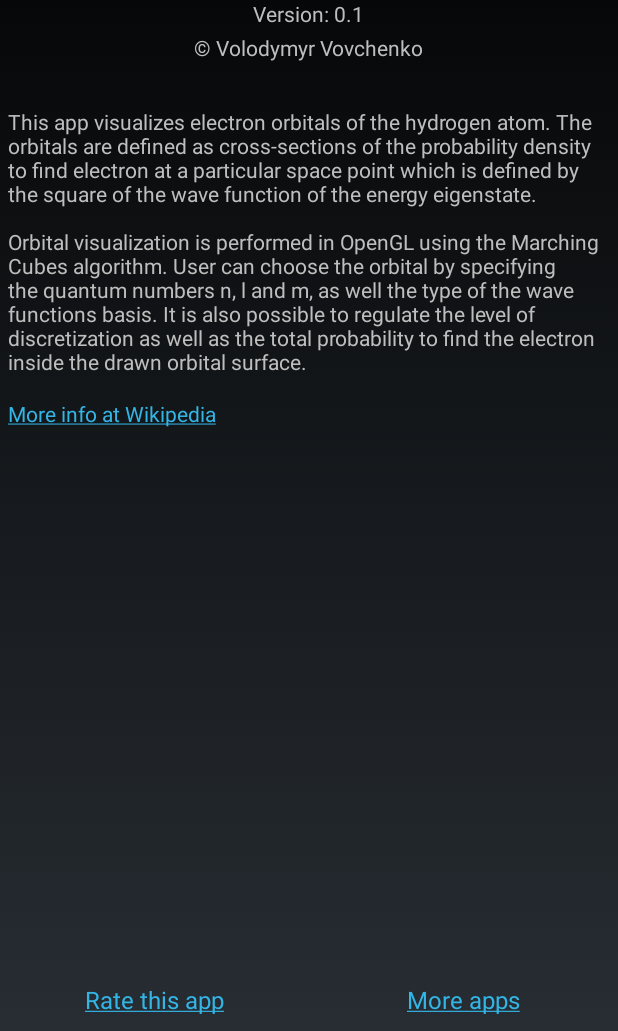
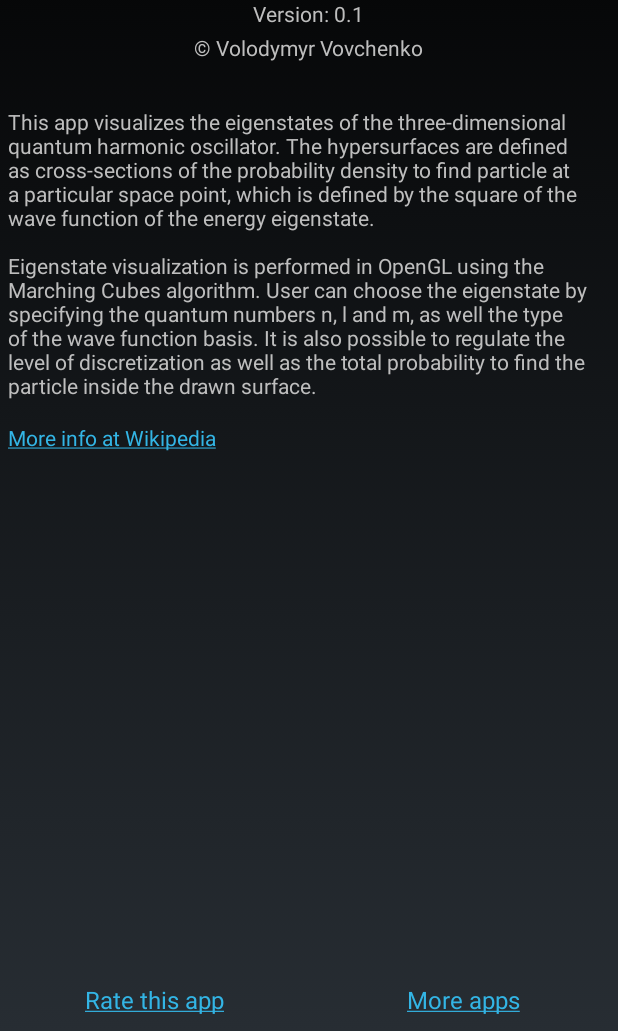
Before and after one commit to vlvovch/quantum-harmonic-oscillator, an Android app: the screen it shows after launch (InformationActivity), in the options menu, after a tap on "Information", on a phone screen of 412 x 824 dp, the part 205-1236 px from its top. Run offline under Robolectric (Android 15) with nearby library versions, the phone set to English and light mode, and no system bars.

Commit message:
Version 0.1

```diff
--- a/app/build.gradle
+++ b/app/build.gradle
@@ -18,7 +18,7 @@ android {
         minSdkVersion 10
         targetSdkVersion 22
         versionCode 1
-        versionName "1.0"
+        versionName "0.1"
     }
     buildTypes {
         release {
--- a/app/src/main/java/com/vlvolad/quantumoscillator/InformationActivity.java
+++ b/app/src/main/java/com/vlvolad/quantumoscillator/InformationActivity.java
@@ -23,6 +23,9 @@ public class InformationActivity extends Activity {
         setContentView(R.layout.information);
         setTitle(R.string.information);
 
+        TextView tver = (TextView) findViewById(R.id.version_text);
+        tver.setText(getText(R.string.version).toString() + " " + BuildConfig.VERSION_NAME);
+
         TextView tv = (TextView) findViewById(R.id.google_play);
         makeTextViewHyperlink(tv);
         tv.setOnClickListener(new View.OnClickListener() {
@@ -34,7 +37,7 @@ public class InformationActivity extends Activity {
                 } catch (Exception e) {
 //                    Log.d("Information", "Message =" + e);
 
-                    startActivity(new Intent(Intent.ACTION_VIEW, Uri.parse("http://play.google.com/store/apps/details?id=" + appPackageName)));
+                    startActivity(new Intent(Intent.ACTION_VIEW, Uri.parse("https://play.google.com/store/apps/details?id=" + appPackageName)));
                 }
             }
         });
@@ -45,7 +48,7 @@ public class InformationActivity extends Activity {
             @Override
             public void onClick(View v) {
 //                startActivity(new Intent(Intent.ACTION_VIEW, Uri.parse("http://en.wikipedia.org/wiki/Hydrogen_atom")));
-                startActivity(new Intent(Intent.ACTION_VIEW, Uri.parse("http://en.wikipedia.org/wiki/Atomic_orbital")));
+                startActivity(new Intent(Intent.ACTION_VIEW, Uri.parse("https://en.wikipedia.org/wiki/Quantum_harmonic_oscillator")));
             }
         });
 
@@ -58,7 +61,7 @@ public class InformationActivity extends Activity {
                     startActivity(new Intent(Intent.ACTION_VIEW, Uri.parse("market://search?q=pub:Voladd")));
                 } catch (Exception e) {
 //                    Log.d("Information", "Message =" + e);
-                    startActivity(new Intent(Intent.ACTION_VIEW, Uri.parse("http://play.google.com/store/search?q=pub:Voladd")));
+                    startActivity(new Intent(Intent.ACTION_VIEW, Uri.parse("https://play.google.com/store/search?q=pub:Voladd")));
                 }
             }
         });
--- a/app/src/main/res/layout/information.xml
+++ b/app/src/main/res/layout/information.xml
@@ -25,9 +25,10 @@
         />
 
     <TextView
+        android:id="@+id/version_text"
         android:layout_width="wrap_content"
         android:layout_height="wrap_content"
-        android:text="@string/about_text_1b"
+        android:text="@string/version"
         android:gravity="center_horizontal"
         android:paddingBottom="3dip"
         />
--- a/app/src/main/res/values/strings.xml
+++ b/app/src/main/res/values/strings.xml
@@ -4,19 +4,19 @@
     <string name="percent">Percent:</string>
     <string name="stepsize">Step size:</string>
     <string name="random_orbital">Random state</string>
-    <string name="orbital_selection">Orbital selection</string>
+    <string name="orbital_selection">Eigenstate selection</string>
     <string name="wave_function_type">Basis:</string>
     <string name="radio_complex">Complex</string>
     <string name="radio_real">Real</string>
     <string name="discrete_warning">Not enough memory! Increase discretization step size</string>
     <string name="numbers_condition">Quantum numbers must satisfy:\n0\u003cn, 0\u003c=l\u003cn, -l\u003c=m\u003c=l</string>
 
-    <string name="orbital">Orbital:</string>
+    <string name="orbital">Eigenstate:</string>
 
     <string name="btn_orbital_ok_label">OK</string>
     <string name="btn_orbital_cancel_label">Cancel</string>
 
-    <string name="help_description">This app visualizes electron orbitals of the hydrogen atom. The orbitals are defined as cross-sections of the probability density to find electron at a particular space point which is defined by the square of the wave function of the energy eigenstate.\n\nOrbital visualization is performed in OpenGL using the Marching Cubes algorithm. User can choose the orbital by specifying the quantum numbers n, l and m, as well the type of the wave functions basis. It is also possible to regulate the level of discretization as well as the total probability to find the electron inside the drawn orbital surface.</string>
+    <string name="help_description">This app visualizes the eigenstates of the three-dimensional quantum harmonic oscillator. The hypersurfaces are defined as cross-sections of the probability density to find particle at a particular space point, which is defined by the square of the wave function of the energy eigenstate.\n\nEigenstate visualization is performed in OpenGL using the Marching Cubes algorithm. User can choose the eigenstate by specifying the quantum numbers n, l and m, as well the type of the wave function basis. It is also possible to regulate the level of discretization as well as the total probability to find the particle inside the drawn surface.</string>
 
 	<string name="wikipedia_link">More info at Wikipedia</string>
 
@@ -30,4 +30,5 @@
     <string name="more_apps">More apps</string>
 
     <string name="google_play">Rate this app</string>
+    <string name="version" >Version:</string>
 </resources>
```
Also changed, not shown: 4 other files.
